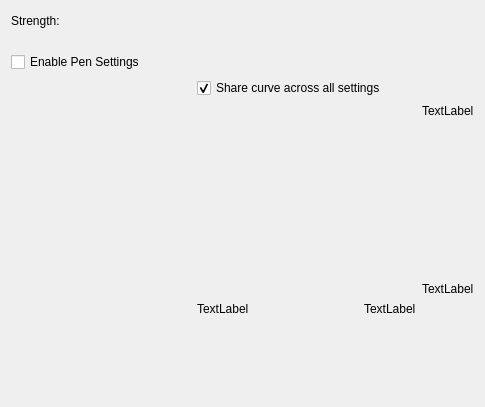
KDE/krita, file krita/plugins/paintops/libpaintop/forms/wdgcurveoption.ui: the form before one commit.
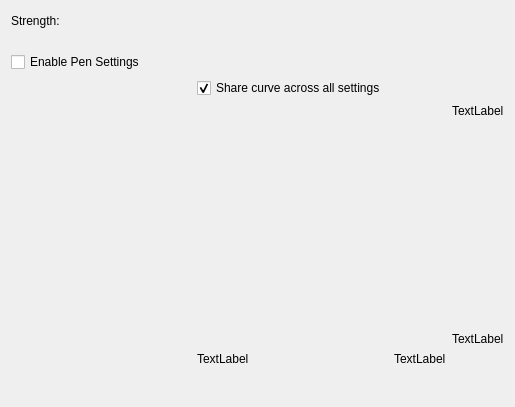
The form after the commit. Custom widgets are drawn as their Qt base class.

Diff of the .ui file:
```diff
--- a/krita/plugins/paintops/libpaintop/forms/wdgcurveoption.ui
+++ b/krita/plugins/paintops/libpaintop/forms/wdgcurveoption.ui
@@ -6,7 +6,7 @@
    <rect>
     <x>0</x>
     <y>0</y>
-    <width>485</width>
+    <width>515</width>
     <height>407</height>
    </rect>
   </property>
@@ -22,7 +22,7 @@
      <property name="minimumSize">
       <size>
        <width>180</width>
-       <height>250</height>
+       <height>300</height>
       </size>
      </property>
      <property name="maximumSize">
```
Left out of the diff: 1 changed line with no effect on the pictures.
